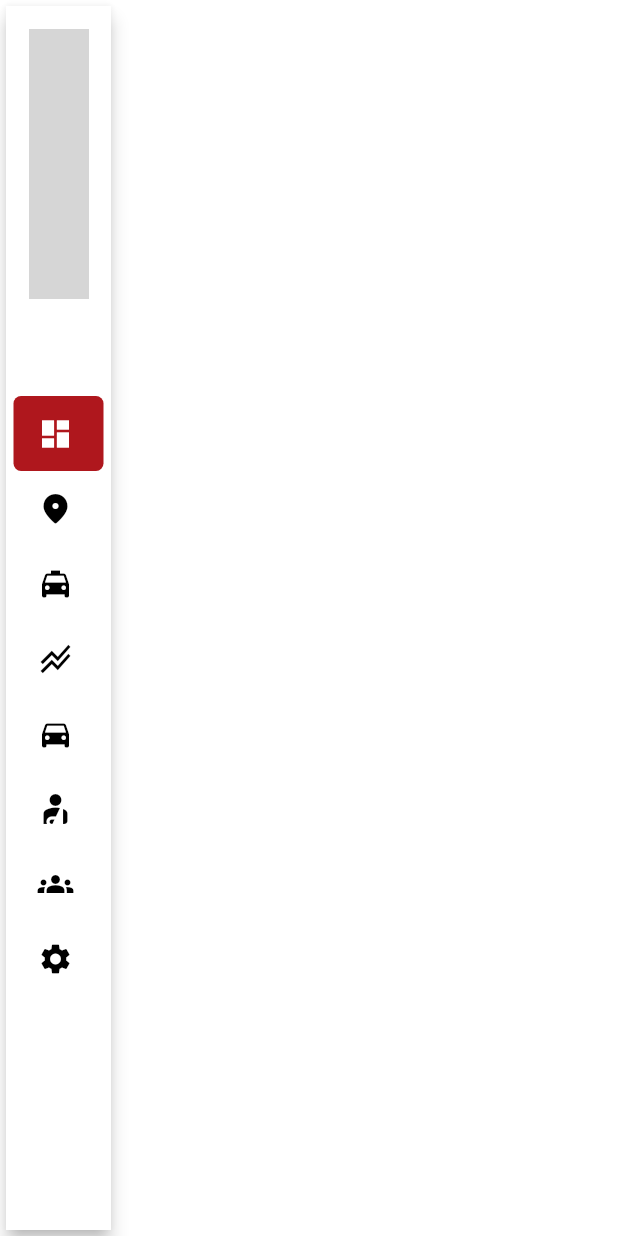
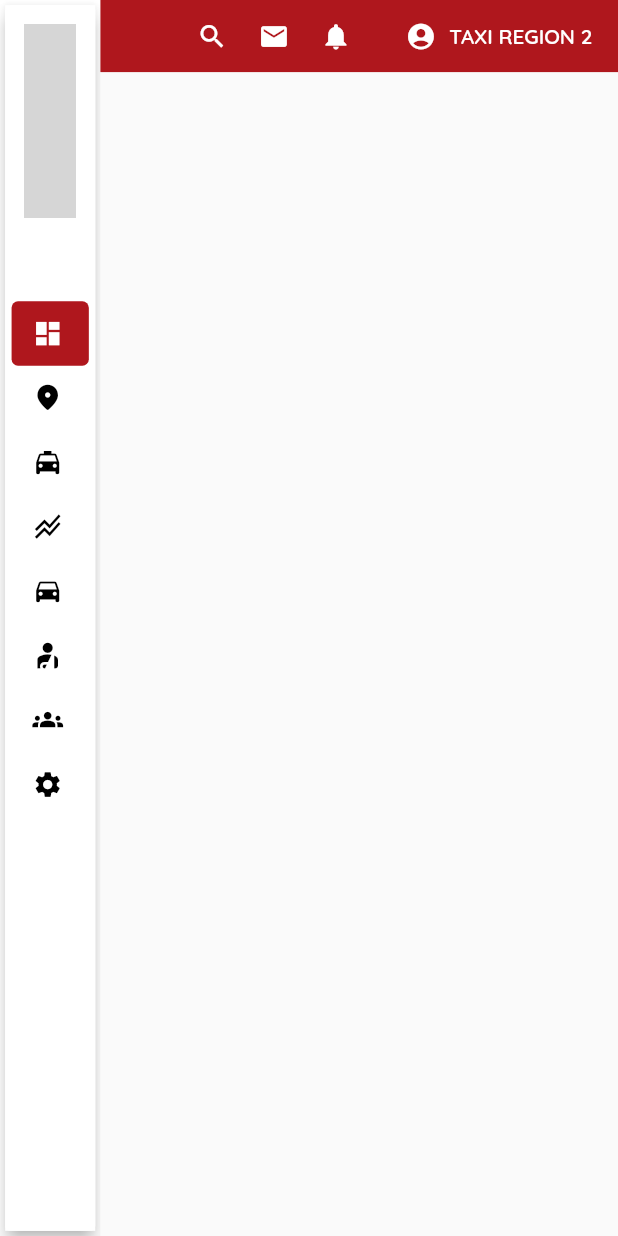
Before and after one commit to lansoyyy/metro_admin, a Flutter app: the screen it shows after launch, on a phone screen of 412 x 824 dp. Run offline on Flutter 3.47's test engine with Material 2 defaults, Android fonts, the phone set to English and light mode, and no system bars; drawn by our look-alikes of easy_sidemenu; our stand-ins replace fluttertoast, responsive_framework; grey boxes are pictures that could not be loaded.

Commit message:
added appbar

```diff
--- a/lib/main.dart
+++ b/lib/main.dart
@@ -1,5 +1,6 @@
 import 'package:flutter/material.dart';
 import 'package:metro_admin/screens/home_screen.dart';
+import 'package:responsive_framework/responsive_wrapper.dart';
 
 void main() {
   runApp(const MyApp());
@@ -13,6 +14,19 @@ class MyApp extends StatelessWidget {
   Widget build(BuildContext context) {
     return MaterialApp(
       home: HomeScreen(),
+      title: 'METRO ADMIN PANEL',
+      builder: ((context, child) {
+        return ResponsiveWrapper.builder(child,
+            maxWidth: 1200,
+            minWidth: 480,
+            defaultScale: true,
+            breakpoints: [
+              const ResponsiveBreakpoint.resize(480, name: MOBILE),
+              const ResponsiveBreakpoint.autoScale(800, name: TABLET),
+              const ResponsiveBreakpoint.resize(1000, name: DESKTOP),
+            ],
+            background: Container(color: Colors.white));
+      }),
     );
   }
 }
--- a/lib/screens/home_screen.dart
+++ b/lib/screens/home_screen.dart
@@ -1,5 +1,6 @@
 import 'package:easy_sidemenu/easy_sidemenu.dart';
 import 'package:flutter/material.dart';
+import 'package:metro_admin/screens/tabs/dashboard_tab.dart';
 import 'package:metro_admin/utils/colors.dart';
 
 class HomeScreen extends StatelessWidget {
@@ -80,7 +81,7 @@ class HomeScreen extends StatelessWidget {
                       child: Center(
                         child: Image.asset(
                           'assets/images/logo.png',
-                          height: 180,
+                          height: 150,
                         ),
                       ),
                     ),
@@ -93,7 +94,7 @@ class HomeScreen extends StatelessWidget {
           Expanded(
             child: PageView(
               controller: page,
-              children: const [],
+              children: const [DashboardTab()],
             ),
           ),
         ],
--- /dev/null
+++ b/lib/screens/tabs/dashboard_tab.dart
@@ -0,0 +1,14 @@
+import 'package:flutter/material.dart';
+import 'package:metro_admin/widgets/appbar_widget.dart';
+
+class DashboardTab extends StatelessWidget {
+  const DashboardTab({Key? key}) : super(key: key);
+
+  @override
+  Widget build(BuildContext context) {
+    return Scaffold(
+      appBar: customAppbar(),
+      body: Container(),
+    );
+  }
+}
--- a/lib/widgets/appbar_widget.dart
+++ b/lib/widgets/appbar_widget.dart
@@ -2,12 +2,28 @@ import 'package:flutter/material.dart';
 import 'package:metro_admin/utils/colors.dart';
 import 'package:metro_admin/widgets/text_widget.dart';
 
-PreferredSizeWidget customAppbar(String title) {
+PreferredSizeWidget customAppbar() {
   return AppBar(
-    title: TextRegular(text: title, fontSize: 18, color: Colors.white),
-    centerTitle: true,
     foregroundColor: Colors.white,
     elevation: 0,
-    backgroundColor: primaryRed,
+    backgroundColor: secondaryRed,
+    actions: [
+      IconButton(onPressed: (() {}), icon: const Icon(Icons.search)),
+      IconButton(onPressed: (() {}), icon: const Icon(Icons.email)),
+      IconButton(onPressed: (() {}), icon: const Icon(Icons.notifications)),
+      const SizedBox(
+        width: 30,
+      ),
+      const Icon(Icons.account_circle),
+      const SizedBox(
+        width: 10,
+      ),
+      Center(
+          child: TextBold(
+              text: 'TAXI REGION 2', fontSize: 16, color: Colors.white)),
+      const SizedBox(
+        width: 20,
+      ),
+    ],
   );
 }
--- a/pubspec.yaml
+++ b/pubspec.yaml
@@ -36,6 +36,8 @@ dependencies:
   cupertino_icons: ^1.0.2
   fluttertoast:
   easy_sidemenu: ^0.4.1
+  responsive_framework:
+  percent_indicator:
 
 dev_dependencies:
   flutter_test:
```
Also changed, not shown: pubspec.lock.
